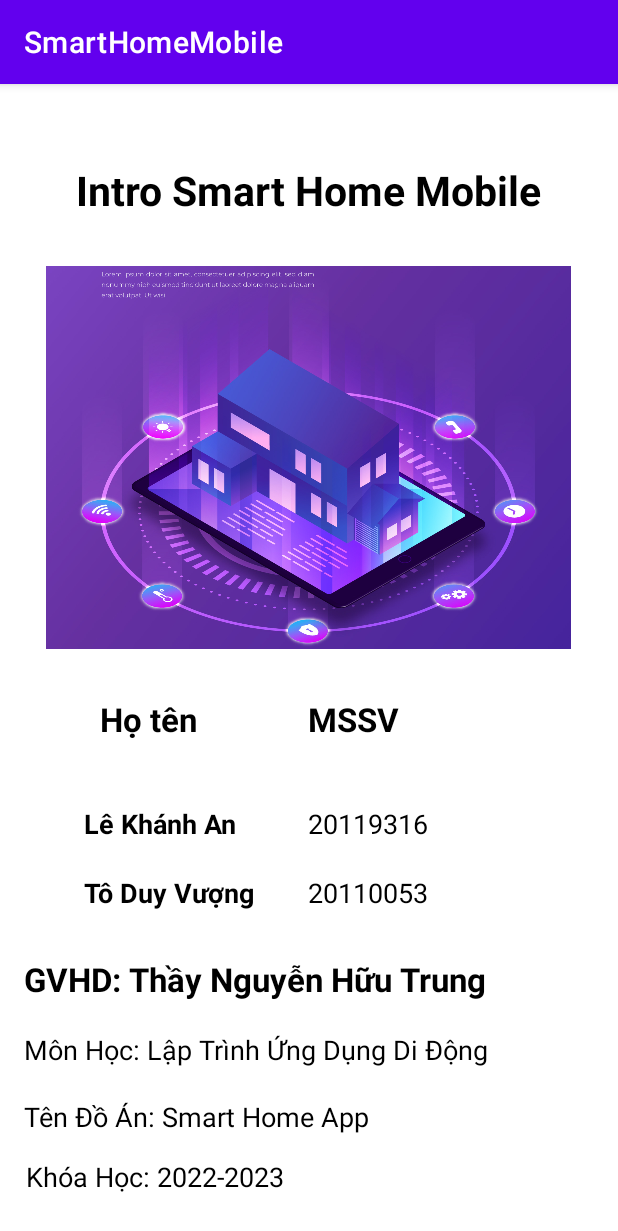
After one commit to ToDuyVuong/SmartHomeMobile, an Android app: the IntroActivity screen opened directly, with no data from a screen before it, on a phone screen of 412 x 824 dp. The commit adds this screen. Shown: the top 1231 px of the screen. Run offline under Robolectric (Android 15) with nearby library versions, the phone set to English and light mode, and no system bars; 1 statement that could not run was skipped.

Commit message:
Vuong 26 16/05/2023 Intro

```diff
--- /dev/null
+++ b/app/src/main/java/vn/iotstart/smarthomemobile/activity/IntroActivity.java
@@ -0,0 +1,42 @@
+package vn.iotstart.smarthomemobile.activity;
+
+import android.content.Intent;
+import android.os.Bundle;
+
+import androidx.appcompat.app.AppCompatActivity;
+
+import vn.iotstart.smarthomemobile.R;
+
+public class IntroActivity extends AppCompatActivity {
+
+    @Override
+    protected void onCreate(Bundle savedInstanceState) {
+        super.onCreate(savedInstanceState);
+        setContentView(R.layout.activity_intro);
+
+        new Thread(() -> {
+            int n = 0;
+            try {
+                do {
+                    if (n >= 2000) {
+                        IntroActivity.this.finish();
+                        Intent intent = new Intent(IntroActivity.this.getApplicationContext(), (Class) LoginActivity.class);
+                        IntroActivity.this.startActivity(intent);
+                        return;
+                    }
+                    Thread.sleep((long) 100);
+                    n += 100;
+                } while (true);
+            } catch (InterruptedException interruptedException) {
+                IntroActivity.this.finish();
+                Intent intent = new Intent(IntroActivity.this.getApplicationContext(), (Class) LoginActivity.class);
+                IntroActivity.this.startActivity(intent);
+                return;
+            } catch (Throwable throwable) {
+                IntroActivity.this.finish();
+                Intent intent = new Intent(IntroActivity.this.getApplicationContext(), (Class) LoginActivity.class);
+                IntroActivity.this.startActivity(intent);
+                return;
+            }
+        }).start();
+    }}
--- a/app/src/main/java/vn/iotstart/smarthomemobile/activity/NewOrderActivity.java
+++ b/app/src/main/java/vn/iotstart/smarthomemobile/activity/NewOrderActivity.java
@@ -25,7 +25,6 @@ import retrofit2.Callback;
 import retrofit2.Response;
 import vn.iotstart.smarthomemobile.PreManager;
 import vn.iotstart.smarthomemobile.R;
-import vn.iotstart.smarthomemobile.adapter.CartAdapter;
 import vn.iotstart.smarthomemobile.adapter.NewOrderAdapter;
 import vn.iotstart.smarthomemobile.api.ApiService;
 import vn.iotstart.smarthomemobile.model.Cart;
--- a/app/src/main/java/vn/iotstart/smarthomemobile/api/ApiService.java
+++ b/app/src/main/java/vn/iotstart/smarthomemobile/api/ApiService.java
@@ -21,7 +21,7 @@ import vn.iotstart.smarthomemobile.response.LoginResponse;
 
 public interface ApiService {
 
-    public static final String BASE_URL = "http://192.168.108.107:8085";
+    public static final String BASE_URL = "http://192.168.1.11:8085";
 
     Gson gson = new GsonBuilder().setDateFormat("yyyy MM dd HH:mm:ss").create();
 
--- /dev/null
+++ b/app/src/main/res/layout/activity_intro.xml
@@ -0,0 +1,146 @@
+<?xml version="1.0" encoding="utf-8"?>
+<LinearLayout xmlns:android="http://schemas.android.com/apk/res/android"
+    xmlns:tools="http://schemas.android.com/tools"
+    android:layout_width="match_parent"
+    android:layout_height="match_parent"
+    android:orientation="vertical"
+    android:padding="16dp"
+    tools:context=".activity.IntroActivity"
+    android:gravity="center">
+
+
+
+    <TextView
+        android:layout_width="wrap_content"
+        android:layout_height="wrap_content"
+        android:text="Intro Smart Home Mobile"
+        android:textColor="@color/black"
+        android:textSize="27sp"
+        android:textStyle="bold"
+
+        android:layout_margin="16dp"
+        android:padding="16dp"
+        android:layout_marginTop="16dp" />
+
+
+    <ImageView
+        android:layout_width="350dp"
+        android:layout_height="255dp"
+        android:contentDescription="@string/app_name"
+        android:scaleType="centerCrop"
+        android:src="@drawable/smarthome03" />
+
+    <LinearLayout
+        android:layout_width="310dp"
+        android:layout_height="wrap_content"
+        android:padding="16dp"
+        android:layout_margin="16dp"
+        android:orientation="horizontal">
+
+        <TextView
+            android:layout_width="0dp"
+            android:layout_height="wrap_content"
+            android:layout_weight="1"
+            android:text="Họ tên"        android:textColor="@color/black"
+
+            android:textSize="22sp"
+            android:textStyle="bold" />
+
+        <TextView
+            android:layout_width="0dp"
+            android:layout_height="wrap_content"
+            android:layout_weight="1"
+            android:text="MSSV"        android:textColor="@color/black"
+
+            android:textStyle="bold"
+            android:textSize="22sp" />
+
+    </LinearLayout>
+
+    <LinearLayout
+        android:layout_width="310dp"
+        android:layout_height="wrap_content"
+        android:padding="5dp"
+        android:layout_margin="5dp"
+        android:orientation="horizontal">
+
+        <TextView
+            android:layout_width="0dp"
+            android:layout_height="wrap_content"
+            android:layout_weight="1"
+            android:text="Lê Khánh An"
+            android:textColor="@color/black"
+            android:textSize="18sp"
+            android:textStyle="bold" />
+
+        <TextView
+            android:layout_width="0dp"
+            android:layout_height="wrap_content"
+            android:layout_weight="1"
+            android:textColor="@color/black"
+            android:text="20119316"
+            android:textSize="18sp" />
+
+    </LinearLayout>
+
+    <LinearLayout
+        android:layout_width="310dp"
+        android:layout_height="wrap_content"
+        android:padding="5dp"
+        android:layout_margin="5dp"
+
+        android:orientation="horizontal">
+
+        <TextView
+            android:layout_width="0dp"
+            android:layout_height="wrap_content"
+            android:layout_weight="1"
+            android:text="Tô Duy Vượng"
+            android:textColor="@color/black"
+            android:textSize="18sp"
+            android:textStyle="bold" />
+
+        <TextView
+            android:layout_width="0dp"
+            android:layout_height="wrap_content"
+            android:layout_weight="1"
+            android:text="20110053"
+            android:textColor="@color/black"
+            android:textSize="18sp" />
+
+    </LinearLayout>
+
+    <TextView
+        android:layout_width="match_parent"
+        android:layout_height="wrap_content"
+        android:layout_marginTop="20dp"
+        android:text="GVHD: Thầy Nguyễn Hữu Trung"
+        android:textColor="@color/black"
+        android:textStyle="bold"
+        android:textSize="22sp" />
+
+    <TextView
+        android:layout_width="match_parent"
+        android:layout_height="wrap_content"
+        android:layout_marginTop="20dp"
+        android:text="Môn Học: Lập Trình Ứng Dụng Di Động"
+        android:textColor="@color/black"
+        android:textSize="18sp" />
+
+    <TextView
+        android:layout_width="match_parent"
+        android:layout_height="wrap_content"
+        android:layout_marginTop="20dp"
+        android:text="Tên Đồ Án: Smart Home App"
+        android:textColor="@color/black"
+        android:textSize="18sp" />
+
+    <TextView
+        android:layout_width="377dp"
+        android:layout_height="32dp"
+        android:layout_marginTop="15dp"
+        android:text="Khóa Học: 2022-2023"
+        android:textColor="@color/black"
+        android:textSize="18sp" />
+
+</LinearLayout>
--- a/build.gradle
+++ b/build.gradle
@@ -1,5 +1,5 @@
 // Top-level build file where you can add configuration options common to all sub-projects/modules.
 plugins {
-    id 'com.android.application' version '7.4.0-beta02' apply false
-    id 'com.android.library' version '7.4.0-beta02' apply false
+    id 'com.android.application' version '7.4.2' apply false
+    id 'com.android.library' version '7.4.2' apply false
 }
```
Also changed, not shown: app/src/main/AndroidManifest.xml (+20 -12 lines), app/src/main/res/layout/activity_login.xml (+32 -23 lines).
